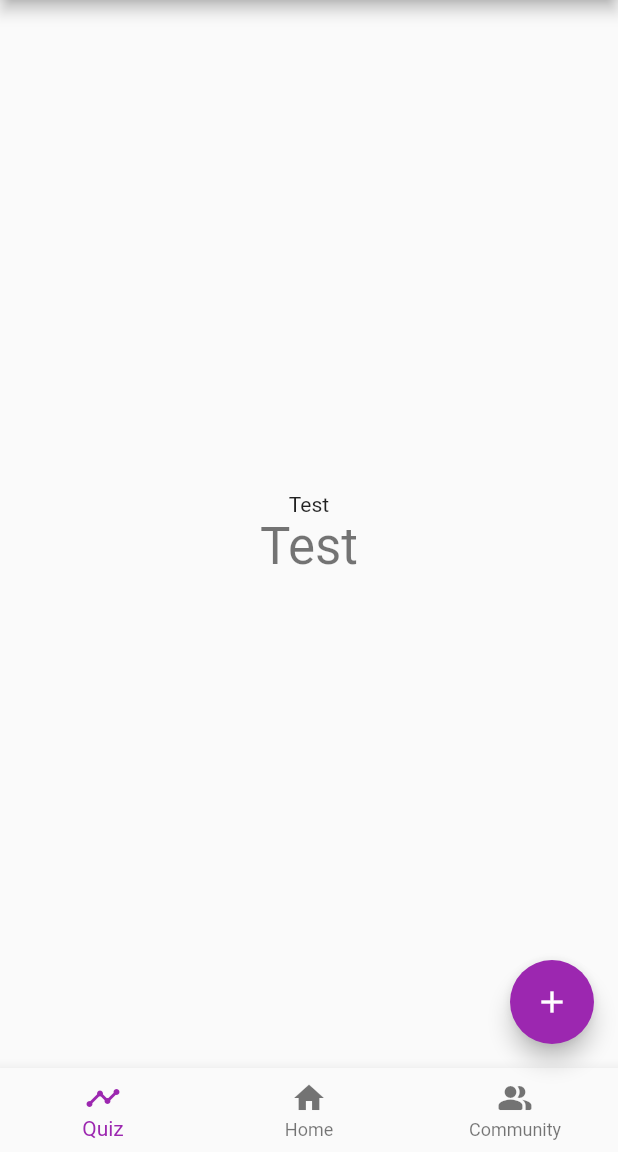
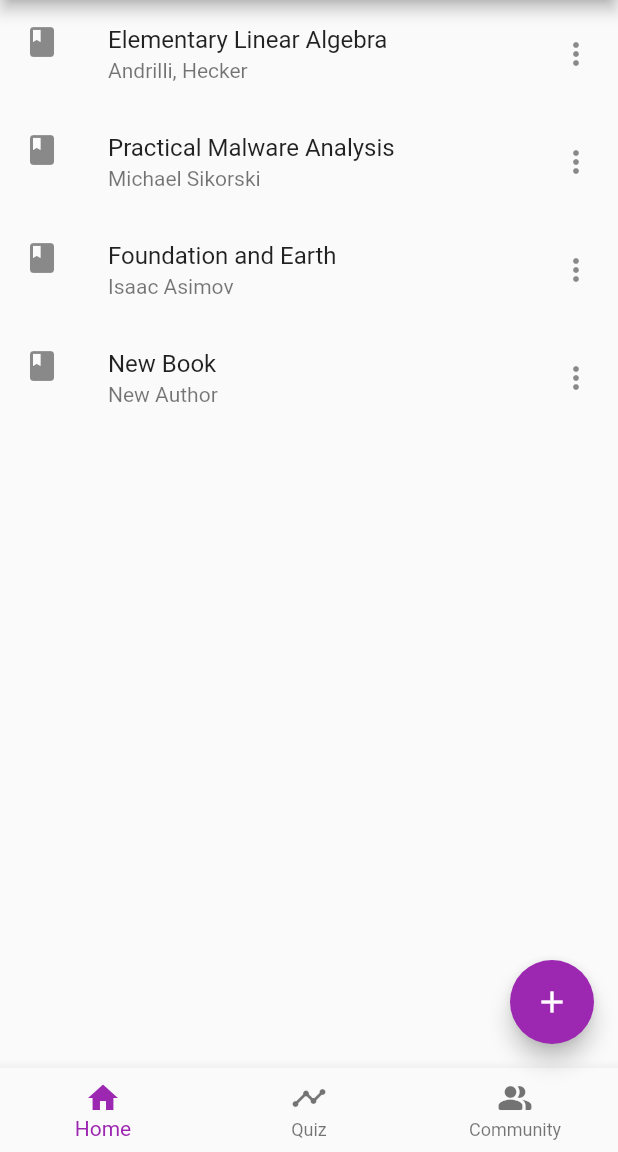
Before and after one commit to megz15/ReadLog, a Flutter app: the screen it shows after launch, after a tap on the "add" icon, on a phone screen of 412 x 824 dp, the part 84-1236 px from its top. Run offline on Flutter 3.47's test engine with Material 2 defaults, Android fonts, the phone set to English and light mode, and no system bars; our stand-ins replace flutter_riverpod.

Commit message:
added riverpod

```diff
--- a/lib/main.dart
+++ b/lib/main.dart
@@ -1,7 +1,15 @@
 import 'package:flutter/material.dart';
+import 'package:flutter_riverpod/flutter_riverpod.dart';
+import 'screens/screens.dart';
+
+final bookListProvider = StateProvider((_) => <List<String>>[
+  ['Elementary Linear Algebra', 'Andrilli, Hecker'],
+  ['Practical Malware Analysis', 'Michael Sikorski'],
+  ['Foundation and Earth', 'Isaac Asimov']]
+);
 
 void main() {
-  runApp(const MyApp());
+  runApp(ProviderScope(child: MyApp()));
 }
 
 class MyApp extends StatelessWidget {
@@ -14,51 +22,7 @@ class MyApp extends StatelessWidget {
       theme: ThemeData(
         primarySwatch: Colors.purple,
       ),
-      home: const MyHomePage(),
+      home: const Home(),
     );
   }
 }
-
-class MyHomePage extends StatefulWidget {
-  const MyHomePage({super.key});
-
-  @override
-  State<MyHomePage> createState() => _MyHomePageState();
-}
-
-class _MyHomePageState extends State<MyHomePage> {
-  @override
-  Widget build(BuildContext context) {
-    return Scaffold(
-      bottomNavigationBar: BottomNavigationBar(
-        items: const <BottomNavigationBarItem>[
-          BottomNavigationBarItem(label: 'Quiz', icon: Icon(Icons.timeline_outlined)),
-          BottomNavigationBarItem(label: 'Home', icon: Icon(Icons.home)),
-          BottomNavigationBarItem(label: 'Community', icon: Icon(Icons.people_alt_rounded)),
-        ],
-      ),
-      appBar: AppBar(
-        title: const Text('ReadLog'),
-      ),
-      body: Center(
-        child: Column(
-          mainAxisAlignment: MainAxisAlignment.center,
-          children: <Widget>[
-            const Text(
-              'Test',
-            ),
-            Text(
-              'Test',
-              style: Theme.of(context).textTheme.headlineMedium,
-            ),
-          ],
-        ),
-      ),
-      floatingActionButton: FloatingActionButton(
-        onPressed: (){},
-        tooltip: 'Add Book',
-        child: const Icon(Icons.add),
-      ),
-    );
-  }
-}
--- a/lib/screens/home.dart
+++ b/lib/screens/home.dart
@@ -0,0 +1,49 @@
+import 'package:flutter/material.dart';
+import 'package:flutter_riverpod/flutter_riverpod.dart';
+import 'package:megz_readlog/main.dart';
+
+class Home extends ConsumerWidget {
+  const Home({super.key});
+
+  @override
+  Widget build(BuildContext context, WidgetRef ref) {
+    final List<List<String>> bookList = ref.watch(bookListProvider);
+
+    return Scaffold(
+      bottomNavigationBar: BottomNavigationBar(
+        items: const <BottomNavigationBarItem>[
+          BottomNavigationBarItem(label: 'Home', icon: Icon(Icons.home)),
+          BottomNavigationBarItem(
+              label: 'Quiz', icon: Icon(Icons.timeline_outlined)),
+          BottomNavigationBarItem(
+              label: 'Community', icon: Icon(Icons.people_alt_rounded)),
+        ],
+      ),
+      appBar: AppBar(
+        title: const Text('ReadLog'),
+      ),
+      body: ListView.builder(
+        itemCount: bookList.length,
+        itemBuilder: (BuildContext context, int index) {
+          return ListTile(
+            leading: const Icon(Icons.book),
+            title: Text(bookList[index][0]),
+            subtitle: Text(bookList[index][1]),
+            trailing: const Icon(Icons.more_vert),
+            onTap: () {},
+          );
+        },
+      ),
+      floatingActionButton: FloatingActionButton(
+        onPressed: () {
+          ref.read(bookListProvider.notifier).state = [
+            ...bookList,
+            ['New Book', 'New Author']
+          ];
+        },
+        tooltip: 'Add Book',
+        child: const Icon(Icons.add),
+      ),
+    );
+  }
+}
--- /dev/null
+++ b/lib/screens/screens.dart
@@ -0,0 +1 @@
+export 'home.dart';
--- a/pubspec.yaml
+++ b/pubspec.yaml
@@ -36,6 +36,7 @@ dependencies:
   # The following adds the Cupertino Icons font to your application.
   # Use with the CupertinoIcons class for iOS style icons.
   cupertino_icons: ^1.0.2
+  flutter_riverpod: ^2.3.6
 
 dev_dependencies:
   flutter_test:
```
Also changed, not shown: pubspec.lock.
